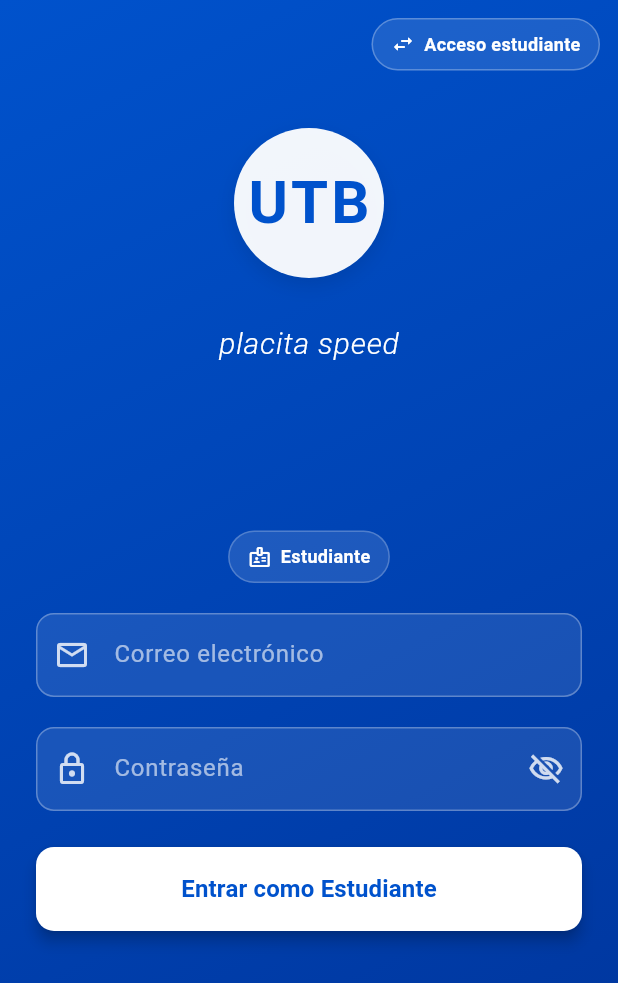
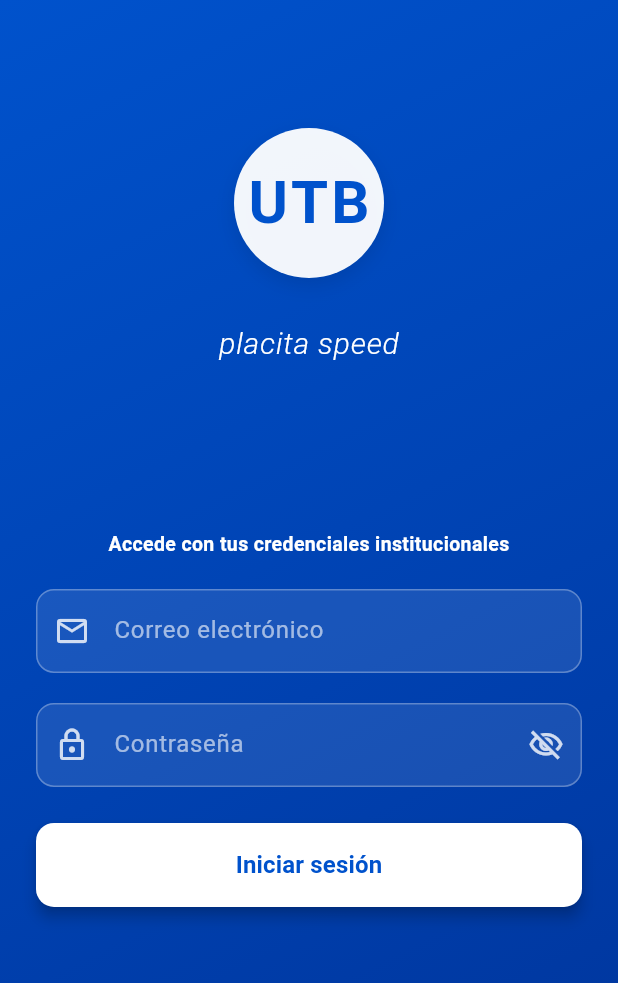
Before and after one commit to ISCOUTB/AS_PlacitaSpeed, a Flutter app: the screen it shows after launch, on a phone screen of 412 x 824 dp. Shown: the top 983 px of the screen. Run offline on Flutter 3.47's test engine with Material 3 defaults, Android fonts, the phone set to English and light mode, and no system bars; our stand-ins replace equatable, qr_flutter; missing offline and left inert: mobile_scanner; accounts and stored records are empty.

Commit message:
user/admin login verification

```diff
--- a/placita_speed_frontend/lib/infrastructure/services/api_service.dart
+++ b/placita_speed_frontend/lib/infrastructure/services/api_service.dart
@@ -95,7 +95,7 @@ class ApiService {
 
     if (response.statusCode == 200) {
       if (body is List) {
-        return (body as List<dynamic>)
+        return body
             .map((e) => LunchEntity.fromJson(e as Map<String, dynamic>))
             .toList();
       }
--- a/placita_speed_frontend/lib/presentation/login/pages/login_page.dart
+++ b/placita_speed_frontend/lib/presentation/login/pages/login_page.dart
@@ -5,25 +5,6 @@ import 'package:placita_speed_frontend/presentation/home/pages/student_home_page
 import 'package:placita_speed_frontend/presentation/login/widgets/logo_widget.dart';
 import 'package:placita_speed_frontend/presentation/login/widgets/login_form.dart';
 import 'package:placita_speed_frontend/presentation/theme/app_theme.dart';
-
-enum LoginAccessMode { student, admin }
-
-extension LoginAccessModeLabel on LoginAccessMode {
-  String get label => switch (this) {
-    LoginAccessMode.student => 'Estudiante',
-    LoginAccessMode.admin => 'Administrador',
-  };
-
-  String get actionLabel => switch (this) {
-    LoginAccessMode.student => 'Acceso estudiante',
-    LoginAccessMode.admin => 'Acceso administrador',
-  };
-
-  LoginAccessMode get alternate => switch (this) {
-    LoginAccessMode.student => LoginAccessMode.admin,
-    LoginAccessMode.admin => LoginAccessMode.student,
-  };
-}
 
 class LoginPage extends StatefulWidget {
   const LoginPage({super.key});
@@ -33,8 +14,6 @@ class LoginPage extends StatefulWidget {
 }
 
 class _LoginPageState extends State<LoginPage> {
-  LoginAccessMode _accessMode = LoginAccessMode.student;
-
   Future<void> _onLoginPressed(
     BuildContext context,
     String email,
@@ -42,14 +21,9 @@ class _LoginPageState extends State<LoginPage> {
   ) async {
     final user = await AppConfig().authRepository.login(email, password);
 
-    final matchesSelectedAccess = switch (_accessMode) {
-      LoginAccessMode.student => user.userType == 'student',
-      LoginAccessMode.admin => user.userType == 'admin',
-    };
-
-    if (!matchesSelectedAccess) {
+    if (user.userType != 'student' && user.userType != 'admin') {
       await AppConfig().authRepository.logout();
-      throw Exception('El acceso seleccionado no coincide con tu rol');
+      throw Exception('Las credenciales no tienen un rol válido para acceder');
     }
 
     if (!context.mounted) return;
@@ -81,18 +55,6 @@ class _LoginPageState extends State<LoginPage> {
             ),
             child: isMobile ? _buildMobileLayout() : _buildWebLayout(),
           ),
-          Positioned(
-            top: 12,
-            right: 12,
-            child: SafeArea(
-              child: _AccessModeToggle(
-                label: _accessMode.actionLabel,
-                onPressed: () {
-                  setState(() => _accessMode = _accessMode.alternate);
-                },
-              ),
-            ),
-          ),
         ],
       ),
     );
@@ -115,7 +77,6 @@ class _LoginPageState extends State<LoginPage> {
                 flex: 3,
                 child: SingleChildScrollView(
                   child: LoginFormWidget(
-                    accessModeLabel: _accessMode.label,
                     onLoginPressed: _onLoginPressed,
                   ),
                 ),
@@ -139,7 +100,6 @@ class _LoginPageState extends State<LoginPage> {
                 child: SizedBox(
                   width: 400,
                   child: LoginFormWidget(
-                    accessModeLabel: _accessMode.label,
                     onLoginPressed: _onLoginPressed,
                   ),
                 ),
@@ -151,44 +111,3 @@ class _LoginPageState extends State<LoginPage> {
     );
   }
 }
-
-class _AccessModeToggle extends StatelessWidget {
-  final String label;
-  final VoidCallback onPressed;
-
-  const _AccessModeToggle({required this.label, required this.onPressed});
-
-  @override
-  Widget build(BuildContext context) {
-    return Material(
-      color: Colors.transparent,
-      child: InkWell(
-        onTap: onPressed,
-        borderRadius: BorderRadius.circular(999),
-        child: Container(
-          padding: const EdgeInsets.symmetric(horizontal: 12, vertical: 8),
-          decoration: BoxDecoration(
-            color: Colors.white.withAlpha(28),
-            borderRadius: BorderRadius.circular(999),
-            border: Border.all(color: Colors.white.withAlpha(70), width: 1),
-          ),
-          child: Row(
-            mainAxisSize: MainAxisSize.min,
-            children: [
-              const Icon(Icons.swap_horiz_rounded, size: 16, color: Colors.white),
-              const SizedBox(width: 6),
-              Text(
-                label,
-                style: const TextStyle(
-                  color: Colors.white,
-                  fontSize: 12,
-                  fontWeight: FontWeight.w600,
-                ),
-              ),
-            ],
-          ),
-        ),
-      ),
-    );
-  }
-}
--- a/placita_speed_frontend/lib/presentation/login/widgets/login_form.dart
+++ b/placita_speed_frontend/lib/presentation/login/widgets/login_form.dart
@@ -5,13 +5,14 @@ Color _withOpacity(Color color, double opacity) =>
     color.withAlpha((opacity * 255).toInt());
 
 class LoginFormWidget extends StatefulWidget {
-  final String accessModeLabel;
-  final Future<void> Function(BuildContext context, String email, String password)
-      onLoginPressed;
+  final Future<void> Function(
+    BuildContext context,
+    String email,
+    String password,
+  ) onLoginPressed;
 
   const LoginFormWidget({
     super.key,
-    required this.accessModeLabel,
     required this.onLoginPressed,
   });
 
@@ -51,10 +52,14 @@ class _LoginFormWidgetState extends State<LoginFormWidget> {
       await widget.onLoginPressed(context, email, password);
     } catch (e) {
       if (mounted) {
-        setState(() => _errorMessage = e.toString().replaceFirst('Exception: ', ''));
+        setState(() {
+          _errorMessage = e.toString().replaceFirst('Exception: ', '');
+        });
       }
     } finally {
-      if (mounted) setState(() => _isLoading = false);
+      if (mounted) {
+        setState(() => _isLoading = false);
+      }
     }
   }
 
@@ -71,27 +76,13 @@ class _LoginFormWidgetState extends State<LoginFormWidget> {
         child: Column(
           mainAxisSize: MainAxisSize.min,
           children: [
-            Container(
-              padding: const EdgeInsets.symmetric(horizontal: 12, vertical: 8),
-              decoration: BoxDecoration(
-                color: _withOpacity(AppTheme.white, 0.12),
-                borderRadius: BorderRadius.circular(999),
-                border: Border.all(color: _withOpacity(AppTheme.white, 0.22)),
-              ),
-              child: Row(
-                mainAxisSize: MainAxisSize.min,
-                children: [
-                  const Icon(Icons.badge_outlined, size: 16, color: AppTheme.white),
-                  const SizedBox(width: 6),
-                  Text(
-                    widget.accessModeLabel,
-                    style: const TextStyle(
-                      color: AppTheme.white,
-                      fontSize: 12,
-                      fontWeight: FontWeight.w600,
-                    ),
-                  ),
-                ],
+            const Text(
+              'Accede con tus credenciales institucionales',
+              textAlign: TextAlign.center,
+              style: TextStyle(
+                color: AppTheme.white,
+                fontSize: 13,
+                fontWeight: FontWeight.w600,
               ),
             ),
             const SizedBox(height: 20),
@@ -103,8 +94,10 @@ class _LoginFormWidgetState extends State<LoginFormWidget> {
               decoration: InputDecoration(
                 hintText: 'Correo electrónico',
                 hintStyle: TextStyle(color: _withOpacity(AppTheme.white, 0.6)),
-                prefixIcon: Icon(Icons.email_outlined,
-                    color: _withOpacity(AppTheme.white, 0.8)),
+                prefixIcon: Icon(
+                  Icons.email_outlined,
+                  color: _withOpacity(AppTheme.white, 0.8),
+                ),
                 filled: true,
                 fillColor: _withOpacity(AppTheme.white, 0.1),
                 border: OutlineInputBorder(
@@ -122,7 +115,9 @@ class _LoginFormWidgetState extends State<LoginFormWidget> {
                   borderSide: const BorderSide(color: AppTheme.white, width: 2),
                 ),
                 contentPadding: const EdgeInsets.symmetric(
-                    vertical: 16, horizontal: 12),
+                  vertical: 16,
+                  horizontal: 12,
+                ),
               ),
             ),
             const SizedBox(height: 20),
@@ -134,8 +129,10 @@ class _LoginFormWidgetState extends State<LoginFormWidget> {
               decoration: InputDecoration(
                 hintText: 'Contraseña',
                 hintStyle: TextStyle(color: _withOpacity(AppTheme.white, 0.6)),
-                prefixIcon: Icon(Icons.lock_outlined,
-                    color: _withOpacity(AppTheme.white, 0.8)),
+                prefixIcon: Icon(
+                  Icons.lock_outlined,
+                  color: _withOpacity(AppTheme.white, 0.8),
+                ),
                 suffixIcon: IconButton(
                   icon: Icon(
                     _obscurePassword
@@ -144,8 +141,9 @@ class _LoginFormWidgetState extends State<LoginFormWidget> {
                     color: _withOpacity(AppTheme.white, 0.8),
                   ),
                   onPressed: !_isLoading
-                      ? () => setState(
-                          () => _obscurePassword = !_obscurePassword)
+                      ? () => setState(() {
+                            _obscurePassword = !_obscurePassword;
+                          })
                       : null,
                 ),
                 filled: true,
@@ -165,16 +163,17 @@ class _LoginFormWidgetState extends State<LoginFormWidget> {
                   borderSide: const BorderSide(color: AppTheme.white, width: 2),
                 ),
                 contentPadding: const EdgeInsets.symmetric(
-                    vertical: 16, horizontal: 12),
+                  vertical: 16,
+                  horizontal: 12,
+                ),
               ),
             ),
-
             if (_errorMessage != null) ...[
               const SizedBox(height: 12),
               Container(
                 width: double.infinity,
-                padding: const EdgeInsets.symmetric(
-                    horizontal: 14, vertical: 10),
+                padding:
+                    const EdgeInsets.symmetric(horizontal: 14, vertical: 10),
                 decoration: BoxDecoration(
                   color: Colors.red.withAlpha(40),
                   borderRadius: BorderRadius.circular(10),
@@ -182,21 +181,25 @@ class _LoginFormWidgetState extends State<LoginFormWidget> {
                 ),
                 child: Row(
                   children: [
-                    const Icon(Icons.error_outline,
-                        color: Colors.redAccent, size: 18),
+                    const Icon(
+                      Icons.error_outline,
+                      color: Colors.redAccent,
+                      size: 18,
+                    ),
                     const SizedBox(width: 8),
                     Expanded(
                       child: Text(
                         _errorMessage!,
                         style: const TextStyle(
-                            color: Colors.redAccent, fontSize: 13),
+                          color: Colors.redAccent,
+                          fontSize: 13,
+                        ),
                       ),
                     ),
                   ],
                 ),
               ),
             ],
-
             const SizedBox(height: 24),
             SizedBox(
               width: double.infinity,
@@ -210,8 +213,7 @@ class _LoginFormWidgetState extends State<LoginFormWidget> {
                     borderRadius: BorderRadius.circular(12),
                   ),
                   elevation: 4,
-                  disabledBackgroundColor:
-                      _withOpacity(AppTheme.white, 0.6),
+                  disabledBackgroundColor: _withOpacity(AppTheme.white, 0.6),
                 ),
                 child: _isLoading
                     ? SizedBox(
@@ -224,9 +226,9 @@ class _LoginFormWidgetState extends State<LoginFormWidget> {
                           ),
                         ),
                       )
-                    : Text(
-                        'Entrar como ${widget.accessModeLabel}',
-                        style: const TextStyle(
+                    : const Text(
+                        'Iniciar sesión',
+                        style: TextStyle(
                           fontSize: 16,
                           fontWeight: FontWeight.bold,
                           color: AppTheme.primaryBlue,
```
Also changed, not shown: placita_speed_frontend/lib/presentation/home/pages/student_home_page.dart (+5 -3 lines), 1 other file.
